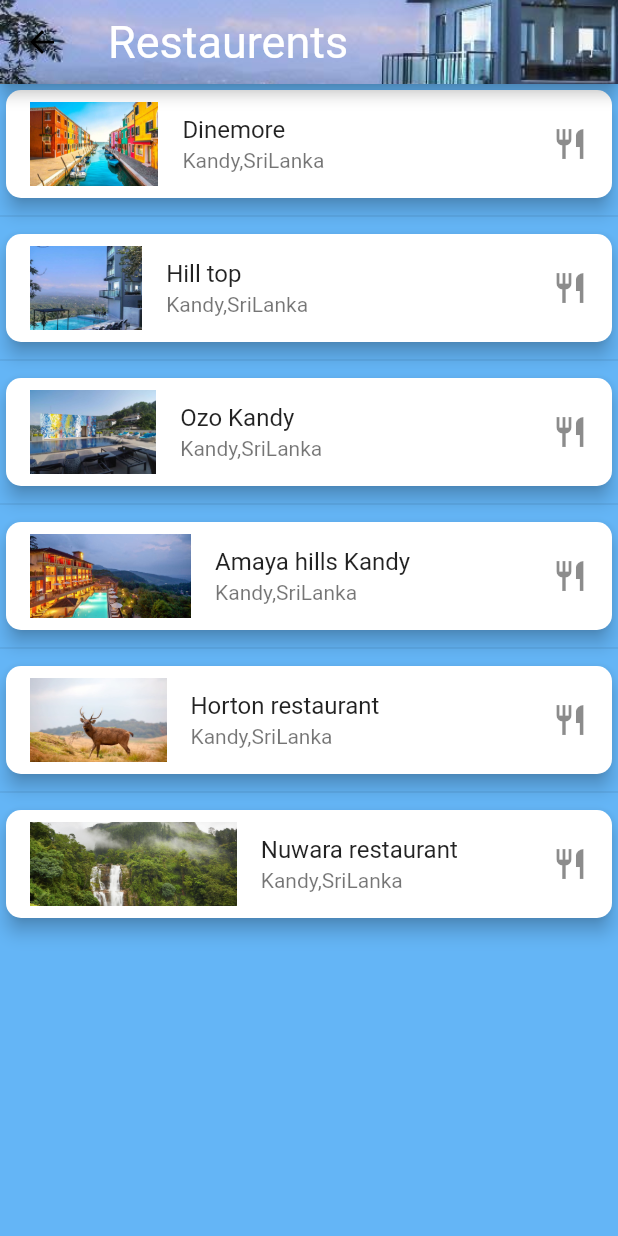
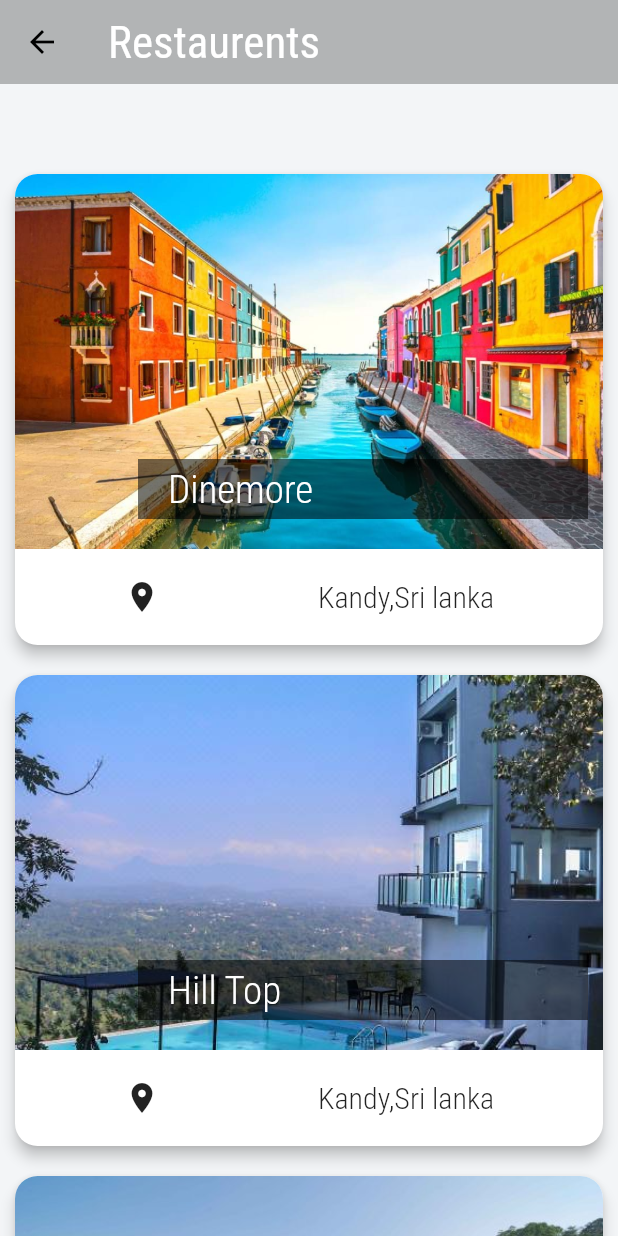
Before and after one commit to adithya0076/craftrips, a Flutter app: the RestaurentScreen screen opened directly, on a phone screen of 412 x 824 dp. Run offline on Flutter 3.47's test engine with Material 2 defaults, Android fonts, the phone set to English and light mode, and no system bars; our stand-ins replace animated_text_kit, firebase_auth, firebase_core, font_awesome_flutter, splashscreen; missing offline and left inert: beauty_textfield; accounts and stored records are empty.

Commit message:
added restaurents screen

```diff
--- /dev/null
+++ b/lib/models/restaurent_model.dart
@@ -0,0 +1,29 @@
+class Restaurent {
+  final String id;
+  final String title;
+  final String imageUrl;
+  final String address;
+
+  Restaurent({this.id, this.title, this.imageUrl, this.address});
+}
+
+final List<Restaurent> restaurents = [
+  Restaurent(
+    id: 'r1',
+    title: 'Dinemore',
+    imageUrl: 'assets/images/murano.jpg',
+    address: 'Kandy,Sri lanka',
+  ),
+  Restaurent(
+    id: 'r2',
+    title: 'Hill Top',
+    imageUrl: 'assets/images/mountblue.jpg',
+    address: 'Kandy,Sri lanka',
+  ),
+  Restaurent(
+    id: 'r3',
+    title: 'Ozo Kandy',
+    imageUrl: 'assets/images/ozo.jpg',
+    address: 'Kandy,Sri lanka',
+  ),
+];
--- a/lib/screens/restaurent_screen.dart
+++ b/lib/screens/restaurent_screen.dart
@@ -1,121 +1,45 @@
+import 'package:Craftrips/models/restaurent_model.dart';
+import 'package:Craftrips/widgets/restaurent_item.dart';
 import 'package:flutter/material.dart';
 
+// ignore: must_be_immutable
 class RestaurentScreen extends StatelessWidget {
-
-
 
   @override
   Widget build(BuildContext context) {
     return Scaffold(
-	backgroundColor: Colors.blue[300],
+            extendBodyBehindAppBar: true,
       appBar: AppBar(
-	title: Text('Restaurents',
+        title: Text(
+          'Restaurents',
           style: TextStyle(
             fontSize: 30,
             fontWeight: FontWeight.w400,
             color: Colors.white,
-			  fontFamily: "Roboto",
-            ),
-	),
-	flexibleSpace: Image( image: AssetImage('assets/images/mountblue.jpg'), fit: BoxFit.cover,),
-	backgroundColor: Colors.transparent,
-	),
-
-      body: Column(
-
-        children: <Widget>[
-           Expanded(
-                    child: ListView(
-             children: <Widget>[
-               Card(
-                 elevation: 5,
-                 shape: RoundedRectangleBorder(
-                   borderRadius: BorderRadius.circular(10),
-                 ),
-                 child: ListTile(
-                   leading: Image.asset('assets/images/murano.jpg'),
-                   title: Text('Dinemore'),
-                   subtitle: Text('Kandy,SriLanka'),
-                   trailing: Icon(Icons.restaurant),
-                   onTap: () {},
-
-                 ),
-               ),
-               Divider(),
-               Card(
-                    elevation: 5,
-                 shape: RoundedRectangleBorder(
-                   borderRadius: BorderRadius.circular(10),
-                   ),
-                 child: ListTile(
-                    leading: Image.asset('assets/images/mountblue.jpg'),
-                   title: Text('Hill top'),
-                   subtitle: Text('Kandy,SriLanka'),
-                   trailing: Icon(Icons.restaurant),
-                   onTap: () {},
-                 ),
-               ),
-			   Divider(),
-               Card(
-                    elevation: 5,
-                 shape: RoundedRectangleBorder(
-                   borderRadius: BorderRadius.circular(10),
-                   ),
-                 child: ListTile(
-                    leading: Image.asset('assets/images/ozo.jpg'),
-                   title: Text('Ozo Kandy'),
-                   subtitle: Text('Kandy,SriLanka'),
-                   trailing: Icon(Icons.restaurant),
-                   onTap: () {},
-                 ),
-               ),
-			   Divider(),
-               Card(
-                    elevation: 5,
-                 shape: RoundedRectangleBorder(
-                   borderRadius: BorderRadius.circular(10),
-                   ),
-                 child: ListTile(
-                    leading: Image.asset('assets/images/amayahills.jpg'),
-                   title: Text('Amaya hills Kandy'),
-                   subtitle: Text('Kandy,SriLanka'),
-                   trailing: Icon(Icons.restaurant),
-                   onTap: () {},
-                 ),
-               ),
-			   Divider(),
-               Card(
-                    elevation: 5,
-                 shape: RoundedRectangleBorder(
-                   borderRadius: BorderRadius.circular(10),
-                   ),
-                 child: ListTile(
-                    leading: Image.asset('assets/images/horton.jpg'),
-                   title: Text('Horton restaurant'),
-                   subtitle: Text('Kandy,SriLanka'),
-                   trailing: Icon(Icons.restaurant),
-                   onTap: () {},
-                 ),
-               ),
-			   Divider(),
-               Card(
-                    elevation: 5,
-                 shape: RoundedRectangleBorder(
-                   borderRadius: BorderRadius.circular(10),
-                   ),
-                 child: ListTile(
-                    leading: Image.asset('assets/images/nuwaraeliya.jpg'),
-                   title: Text('Nuwara restaurant'),
-                   subtitle: Text('Kandy,SriLanka'),
-                   trailing: Icon(Icons.restaurant),
-                   onTap: () {},
-                 ),
-               ),
-             ],
+            fontFamily: "RobotoCondensed",
           ),
         ),
 
-
+        backgroundColor: Color(0x44000000),
+        elevation: 0,
+      ),
+      body: Column(
+        children: <Widget>[
+          SizedBox(height: 50),
+          Expanded(
+            child: ListView.builder(
+              itemBuilder: (BuildContext ctx, int index) {
+                Restaurent restaurent = restaurents[index];
+                return RestaurentItem(
+                  id: restaurent.id,
+                  title: restaurent.title,
+                  imageUrl: restaurent.imageUrl,
+                  address: restaurent.address,
+                );
+              },
+              itemCount: restaurents.length,
+            ),
+          ),
         ],
       ),
     );
--- /dev/null
+++ b/lib/widgets/restaurent_item.dart
@@ -0,0 +1,114 @@
+
+import 'package:flutter/material.dart';
+
+class RestaurentItem extends StatelessWidget {
+   final String id;
+  final  String title;
+   final String  imageUrl;
+   final String address;
+
+
+  RestaurentItem({
+     this.id,
+     this.title,
+    this.imageUrl,
+     this.address,
+
+  });
+
+//  void selectMeal(BuildContext context) {
+//     Navigator.of(context)
+//         .pushNamed(
+//       MealDetailScreen.routeName,
+//       arguments: id,
+//     )
+//         .then((result) {
+//           if(result != null){
+//       print(result);
+//         }
+//     });
+
+  @override
+  Widget build(BuildContext context) {
+    return InkWell(
+      //onTap: () => selectMeal(context),
+      child: Card(
+        shape: RoundedRectangleBorder(
+          borderRadius: BorderRadius.circular(15),
+        ),
+        elevation: 4,
+        margin: EdgeInsets.all(10),
+        child: Column(
+          children: <Widget>[
+            Stack(
+              children: <Widget>[
+                ClipRRect(
+                  borderRadius: BorderRadius.only(
+                    topLeft: Radius.circular(15),
+                    topRight: Radius.circular(15),
+                  ),
+                  child: Image.asset(
+                    imageUrl,
+                    height: 250,
+                    width: double.infinity,
+                    fit: BoxFit.cover,
+                  ),
+                ),
+                Positioned(
+                  bottom: 20,
+                  right: 10,
+                  child: Container(
+                    width: 300,
+                    color: Colors.black54,
+                    padding: EdgeInsets.symmetric(
+                      vertical: 5,
+                      horizontal: 20,
+                    ),
+                    child: Text(
+                     title,
+                      style: TextStyle(
+                        fontSize: 26,
+                        color: Colors.white,
+                        fontFamily: 'RobotoCondensed',
+                        fontWeight: FontWeight.w300,
+                      ),
+                      softWrap: true,
+                      overflow: TextOverflow.fade,
+                    ),
+                  ),
+                ),
+              ],
+            ),
+            Padding(
+              padding: const EdgeInsets.all(20),
+              child: Row(
+                mainAxisAlignment: MainAxisAlignment.spaceAround,
+                children: <Widget>[
+                  Row(
+                    children: <Widget>[
+                      Icon(Icons.location_on),
+
+
+                    ],
+                  ),
+                  Row(
+                    children: <Widget>[
+                      Text(
+                      address,
+                        style: TextStyle(
+                          fontSize: 20,
+                          fontFamily: 'RobotoCondensed',
+                          fontWeight: FontWeight.w300,
+                        ),
+                      ),
+                    ],
+                  ),
+              ],
+              ),
+            ),
+          ],
+        ),
+      ),
+    );
+  }
+}
```
Also changed, not shown: pubspec.yaml (+17 -6 lines). Lines whose indentation alone changed are shown as unchanged.
